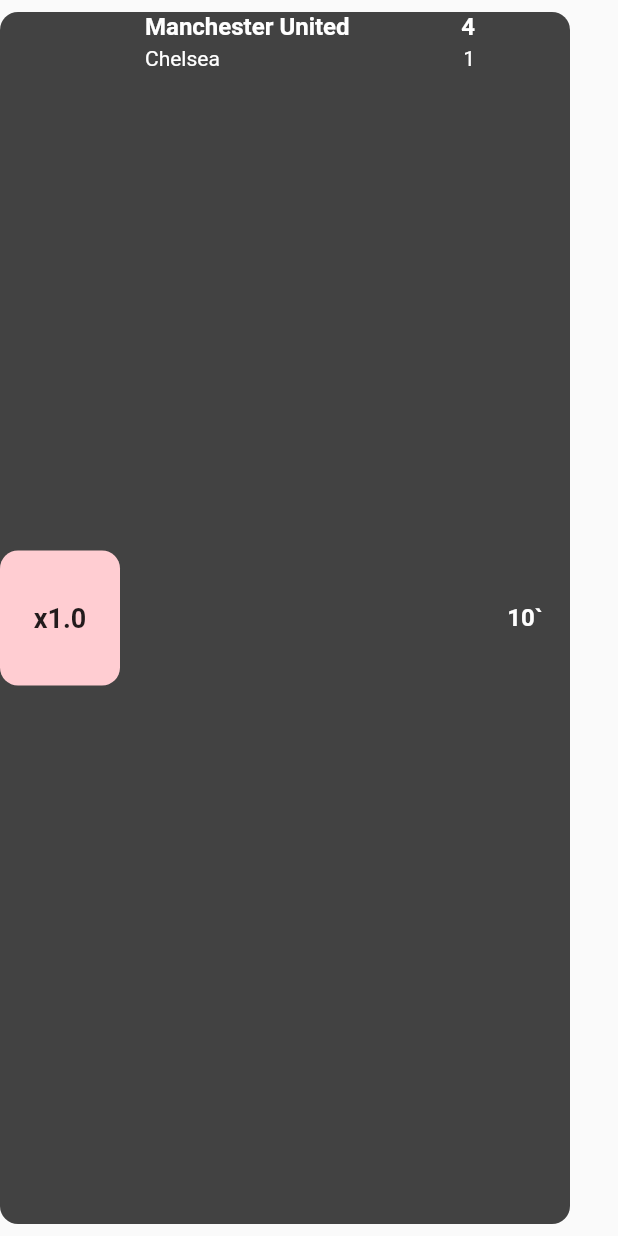
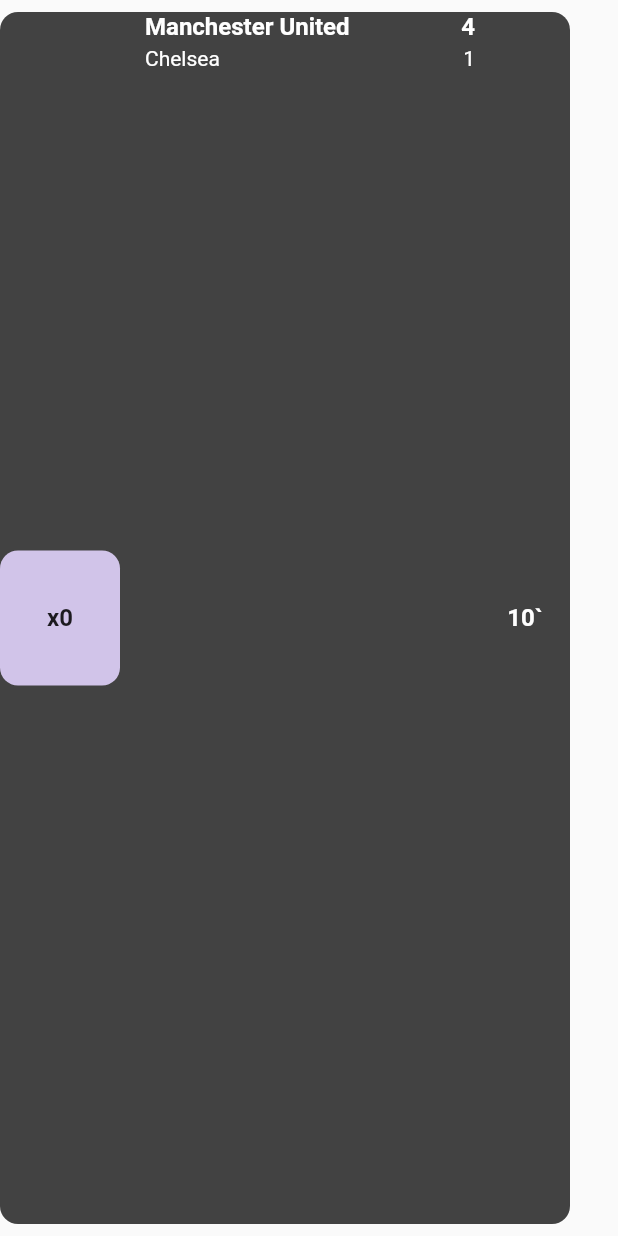
Before and after one commit to donald-88/betting_app, a Flutter app: the MyCard widget shown alone on an empty page, opened directly, on a phone screen of 412 x 824 dp. Run offline on Flutter 3.47's test engine with Material 2 defaults, Android fonts, the phone set to English and light mode, and no system bars; our stand-ins replace flutter_spinkit, iconsax; network calls fail.

```diff
--- a/lib/tabs/myNotifications.dart
+++ b/lib/tabs/myNotifications.dart
@@ -19,9 +19,10 @@ class _MyNotificationsState extends State<MyNotifications> {
       child: Padding(
         padding: const EdgeInsets.all(16.0),
         child: Column(
-
           children: [
-          MyCard(team1: 'Manchester United', team2: 'Chelsea', score1: '4', score2: '1', minute: '10', seconds: '0')
+            Text('Notifications', style: TextStyle(color: Colors.white, fontSize: 18, fontWeight: FontWeight.bold),),
+            SizedBox(height: 20,),
+          MyCard(team1: 'Manchester United', team2: 'Chelsea', score1: '4', score2: '1', minute: '10', odds: '0')
         ]),
       ),
     );
--- a/lib/widgets/myCard.dart
+++ b/lib/widgets/myCard.dart
@@ -6,7 +6,7 @@ class MyCard extends StatelessWidget {
   final String score1;
   final String score2;
   final String minute;
-  final String seconds;
+  final String odds;
 
   const MyCard(
       {required this.team1,
@@ -14,13 +14,13 @@ class MyCard extends StatelessWidget {
       required this.score1,
       required this.score2,
       required this.minute,
-      required this.seconds});
+      required this.odds});
 
   @override
   Widget build(BuildContext context) {
     double width = MediaQuery.of(context).size.width;
-    TextStyle winText = TextStyle(color: Colors.white, fontSize: 16, fontWeight: FontWeight.bold);
-    TextStyle loseText = TextStyle(color: Colors.white, fontSize: 14,);
+    TextStyle winText = const TextStyle(color: Colors.white, fontSize: 16, fontWeight: FontWeight.bold);
+    TextStyle loseText = const TextStyle(color: Colors.white, fontSize: 14,);
 
     return Container(
       width: width-32,
@@ -35,10 +35,10 @@ class MyCard extends StatelessWidget {
           Container(
             width: 80,
             height: 90,
-            decoration: BoxDecoration(color: Colors.red.shade100, borderRadius: const BorderRadius.all(Radius.circular(12))),
-            child: Center(child: Text("x1.0",style: TextStyle(fontSize: 18, fontWeight: FontWeight.w600,),)),
+            decoration: BoxDecoration(color: Colors.deepPurple.shade100, borderRadius: const BorderRadius.all(Radius.circular(12))),
+            child:  Center(child: Text("x$odds",style: const TextStyle(fontSize: 16, fontWeight: FontWeight.w600,),)),
           ),
-          SizedBox(width: 10),
+          const SizedBox(width: 10),
           SizedBox(
             width: width-192,
             child: Column(
@@ -48,7 +48,7 @@ class MyCard extends StatelessWidget {
                   mainAxisAlignment: MainAxisAlignment.spaceBetween,
                   mainAxisSize: MainAxisSize.max,
                   children: [
-                    Text(team1, style: winText),
+                    Expanded(child: Text(team1, style: winText, overflow: TextOverflow.ellipsis,)),
                     Text(score1, style: winText,)
                   ],
                 ),
@@ -56,7 +56,7 @@ class MyCard extends StatelessWidget {
                 Row(
                   mainAxisAlignment: MainAxisAlignment.spaceBetween,
                   children: [
-                    Text(team2, style: loseText),
+                    Expanded(child: Text(team2, style: loseText, overflow: TextOverflow.ellipsis,)),
                     Text(score2, style: loseText,)
                   ],
                 )
```
Also changed, not shown: lib/tabs/home.dart (+15 -6 lines).
